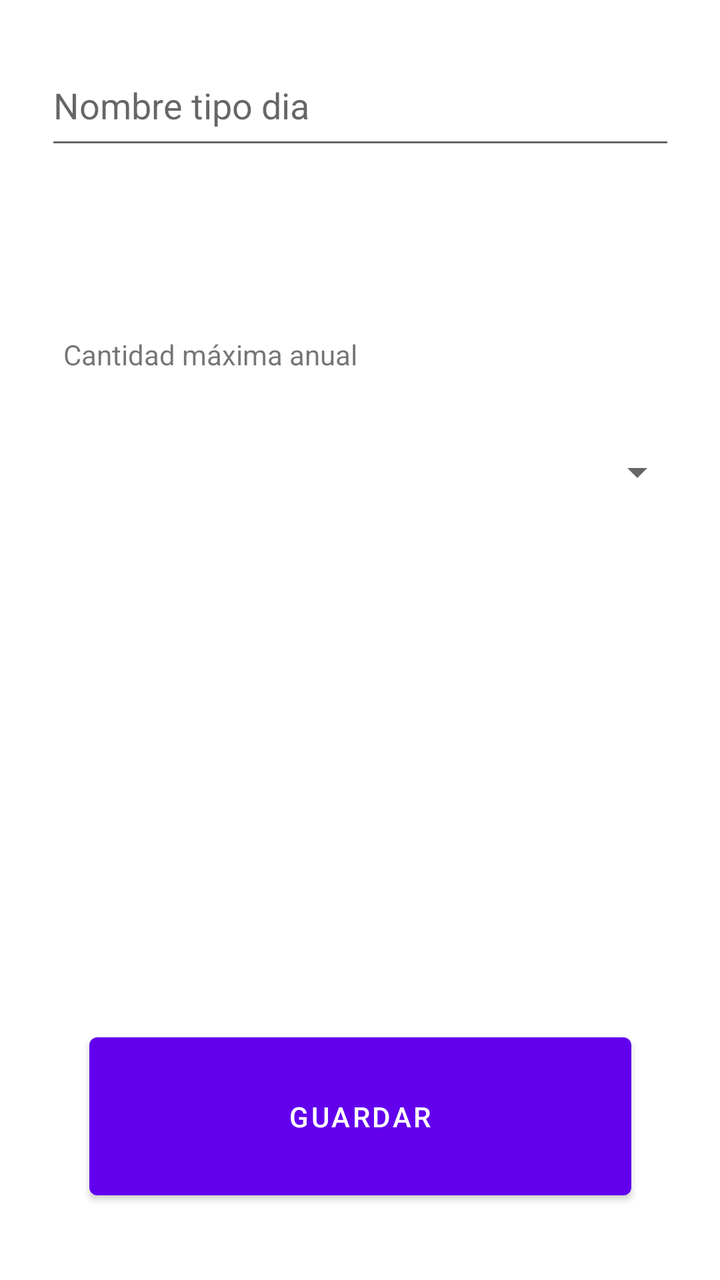
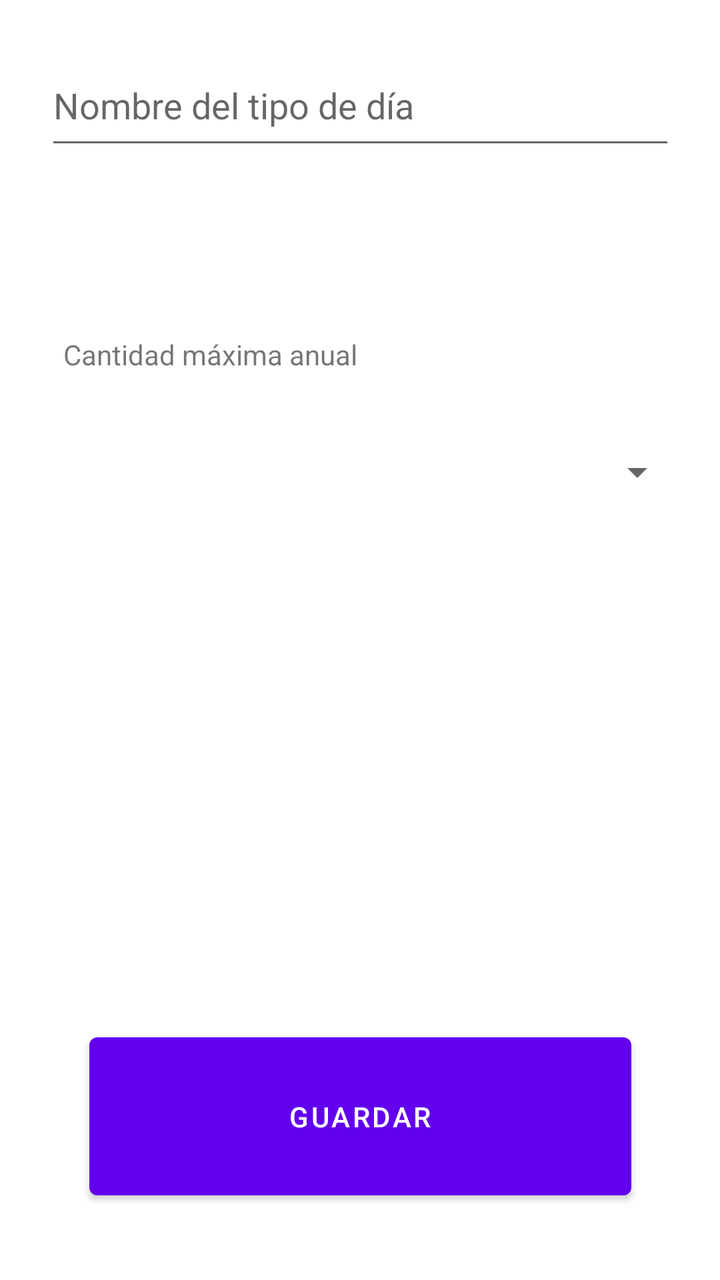

Two renders of the same Android screen: before a commit and after it. Below are the layout's source before the change and the commit's diff.
<!-- AndroidManifest.xml: application theme Theme.NiUnDiaGratis -->
<!-- res/layout/fragment_add_tipo_dia.xml -->
<?xml version="1.0" encoding="utf-8"?>
<androidx.constraintlayout.widget.ConstraintLayout xmlns:android="http://schemas.android.com/apk/res/android"
    xmlns:app="http://schemas.android.com/apk/res-auto"
    xmlns:tools="http://schemas.android.com/tools"
    android:layout_width="match_parent"
    android:layout_height="match_parent"
    tools:context=".AddTipoDiaFragment">

    <EditText
        android:id="@+id/editTextNombre13"
        android:layout_width="315dp"
        android:layout_height="57dp"
        android:layout_marginBottom="136dp"
        android:hint="Nombre tipo dia"
        app:layout_constraintBottom_toTopOf="@+id/spinnerMax13"
        app:layout_constraintEnd_toEndOf="parent"
        app:layout_constraintStart_toStartOf="parent"
        app:layout_constraintTop_toTopOf="parent"
        app:layout_constraintVertical_bias="1.0" />

    <Spinner
        android:id="@+id/spinnerMax13"
        android:layout_width="325dp"
        android:layout_height="41dp"
        android:layout_marginBottom="256dp"
        app:layout_constraintBottom_toTopOf="@+id/btnGuardar13"
        app:layout_constraintEnd_toEndOf="parent"
        app:layout_constraintStart_toStartOf="parent" />

    <Button
        android:id="@+id/btnGuardar13"
        android:layout_width="271dp"
        android:layout_height="91dp"
        android:text="@string/btnGuardar"
        app:layout_constraintBottom_toBottomOf="parent"
        app:layout_constraintEnd_toEndOf="parent"
        app:layout_constraintStart_toStartOf="parent"
        app:layout_constraintTop_toTopOf="parent"
        app:layout_constraintVertical_bias="0.934" />

    <TextView
        android:id="@+id/textView3"
        android:layout_width="214dp"
        android:layout_height="35dp"
        android:text="@string/max_dias"
        app:layout_constraintBottom_toTopOf="@+id/spinnerMax13"
        app:layout_constraintEnd_toEndOf="parent"
        app:layout_constraintHorizontal_bias="0.218"
        app:layout_constraintStart_toStartOf="parent"
        app:layout_constraintTop_toBottomOf="@+id/editTextNombre13"
        app:layout_constraintVertical_bias="0.871" />
</androidx.constraintlayout.widget.ConstraintLayout>
<!-- resources referenced by this layout -->
<resources>
  <string name="btnGuardar">Guardar</string>
  <string name="max_dias">Cantidad máxima anual</string>
  <style name="Theme.NiUnDiaGratis" parent="Theme.MaterialComponents.DayNight.DarkActionBar">
          
          <item name="colorPrimary">@color/purple_500</item>
          <item name="colorPrimaryVariant">@color/purple_700</item>
          <item name="colorOnPrimary">@color/white</item>
          
          <item name="colorSecondary">@color/teal_200</item>
          <item name="colorSecondaryVariant">@color/teal_700</item>
          <item name="colorOnSecondary">@color/black</item>
          
          <item name="android:statusBarColor">?attr/colorPrimaryVariant</item>
          
      </style>
  <color name="purple_500">#FF6200EE</color>
  <color name="purple_700">#FF3700B3</color>
  <color name="white">#FFFFFFFF</color>
  <color name="teal_200">#FF03DAC5</color>
  <color name="teal_700">#FF018786</color>
  <color name="black">#FF000000</color>
</resources>

<!-- the commit's change to res/layout/fragment_add_tipo_dia.xml (unified diff, before → after) -->
@@ -11,12 +11,14 @@
         android:layout_width="315dp"
         android:layout_height="57dp"
         android:layout_marginBottom="136dp"
-        android:hint="Nombre tipo dia"
+        android:hint="@string/nombre_tipo_dia"
         app:layout_constraintBottom_toTopOf="@+id/spinnerMax13"
         app:layout_constraintEnd_toEndOf="parent"
         app:layout_constraintStart_toStartOf="parent"
         app:layout_constraintTop_toTopOf="parent"
-        app:layout_constraintVertical_bias="1.0" />
+        app:layout_constraintVertical_bias="1.0"
+        android:importantForAutofill="no"
+        android:inputType="text" />
 
     <Spinner
         android:id="@+id/spinnerMax13"
<!-- resource entries referenced after the edit -->
@@ -2,6 +2,7 @@
 <resources>
   <string name="btnGuardar">Guardar</string>
   <string name="max_dias">Cantidad máxima anual</string>
+  <string name="nombre_tipo_dia">Nombre del tipo de día</string>
   <style name="Theme.NiUnDiaGratis" parent="Theme.MaterialComponents.DayNight.DarkActionBar">
           
           <item name="colorPrimary">@color/purple_500</item>
